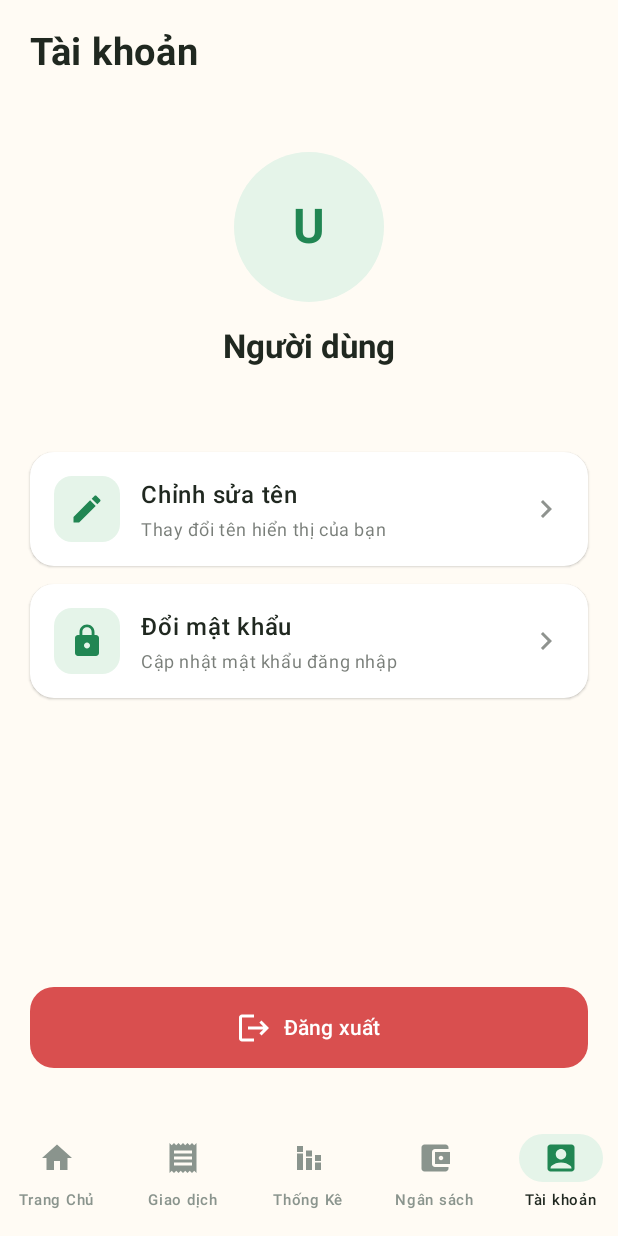
After one commit to Viethoang2005/Zbudget-App, an Android app built with Jetpack Compose: the ProfileScreen screen opened through its navigation route, on a phone screen of 412 x 824 dp. The commit adds this screen. Run offline under Robolectric (Android 15) with nearby library versions, the phone set to English and light mode, and no system bars; our stand-ins replace Dagger/Hilt's generated code, Firebase (no records; nobody signed in at launch, a user with empty details on screens opened directly).

Commit message:
feat: màn hình tài khoản và chức năng sửa tên hiển thị

```diff
--- a/app/src/main/java/com/example/zbudget/data/repository/AuthRepository.kt
+++ b/app/src/main/java/com/example/zbudget/data/repository/AuthRepository.kt
@@ -4,13 +4,16 @@ package com.example.zbudget.data.repository
 import com.google.firebase.auth.FirebaseAuth
 import com.google.firebase.auth.FirebaseUser
 import com.google.firebase.auth.GoogleAuthProvider
+import com.google.firebase.firestore.FirebaseFirestore
+import com.google.firebase.firestore.SetOptions
 import kotlinx.coroutines.tasks.await
 import javax.inject.Inject
 import javax.inject.Singleton
 
 @Singleton
 class AuthRepository @Inject constructor(
-    private val firebaseAuth: FirebaseAuth
+    private val firebaseAuth: FirebaseAuth,
+    private val firestore: FirebaseFirestore
 ) {
 
     val currentUser: FirebaseUser?
@@ -20,20 +23,26 @@ class AuthRepository @Inject constructor(
         email: String,
         password: String
     ): FirebaseUser {
-        return firebaseAuth
+        val user = firebaseAuth
             .createUserWithEmailAndPassword(email, password)
             .await()
             .user ?: throw Exception("Không thể tạo tài khoản")
+
+        saveUserProfile(user)
+        return user
     }
 
     suspend fun login(
         email: String,
         password: String
     ): FirebaseUser {
-        return firebaseAuth
+        val user = firebaseAuth
             .signInWithEmailAndPassword(email, password)
             .await()
             .user ?: throw Exception("Đăng nhập thất bại")
+
+        saveUserProfile(user)
+        return user
     }
 
     suspend fun loginWithGoogle(
@@ -44,10 +53,40 @@ class AuthRepository @Inject constructor(
             null
         )
 
-        return firebaseAuth
+        val user = firebaseAuth
             .signInWithCredential(credential)
             .await()
             .user ?: throw Exception("Đăng nhập Google thất bại")
+
+        saveUserProfile(user)
+        return user
+    }
+
+    suspend fun saveUserProfile(user: FirebaseUser) {
+        val userRef = firestore
+            .collection("users")
+            .document(user.uid)
+
+        val snapshot = userRef.get().await()
+
+        if (!snapshot.exists() || !snapshot.contains("displayName")) {
+            userRef.set(
+                mapOf(
+                    "displayName" to (
+                            user.displayName
+                                ?: user.email?.substringBefore("@")
+                                ?: "Người dùng"
+                            ),
+                    "email" to user.email.orEmpty()
+                ),
+                SetOptions.merge()
+            ).await()
+        } else {
+            userRef.set(
+                mapOf("email" to user.email.orEmpty()),
+                SetOptions.merge()
+            ).await()
+        }
     }
 
     fun logout() {
--- a/app/src/main/java/com/example/zbudget/navigation/AppNavBar.kt
+++ b/app/src/main/java/com/example/zbudget/navigation/AppNavBar.kt
@@ -21,6 +21,7 @@ import com.example.zbudget.ui.auth.RegisterScreen
 import com.example.zbudget.ui.budget.BudgetScreen
 import com.example.zbudget.ui.components.BottomBar
 import com.example.zbudget.ui.home.HomeScreen
+import com.example.zbudget.ui.profile.ProfileScreen
 import com.example.zbudget.ui.statistics.StatisticsScreen
 import com.example.zbudget.ui.transactions.AddEditTransactionScreen
 import com.example.zbudget.ui.transactions.TransactionDetailScreen
@@ -39,7 +40,8 @@ fun AppNavBar() {
         Screens.HOME,
         Screens.TRANSACTIONS,
         Screens.STAT,
-        Screens.BUDGET
+        Screens.BUDGET,
+        Screens.PROFILE
     )
 
     Scaffold(
@@ -117,6 +119,20 @@ fun AppNavBar() {
                 )
             }
 
+            composable(Screens.PROFILE) {
+                ProfileScreen(
+                    onLogOut = {
+                        authViewModel.logout()
+
+                        navController.navigate(Screens.LOGIN) {
+                            popUpTo(Screens.HOME) {
+                                inclusive = true
+                            }
+                            launchSingleTop = true
+                        }
+                    }
+                )
+            }
             composable(Screens.TRANSACTIONS) {
                 TransactionsScreen(
                     onAddClick = {
--- a/app/src/main/java/com/example/zbudget/navigation/Screens.kt
+++ b/app/src/main/java/com/example/zbudget/navigation/Screens.kt
@@ -5,6 +5,7 @@ object Screens {
     const val TRANSACTIONS = "transactions"
     const val STAT = "stat"
     const val BUDGET = "budget"
+    const val PROFILE = "profile"
     const val TRANSACTION_DETAIL = "transaction_detail"
     const val ADD_TRANSACTION = "addTransaction"
     const val EDIT_TRANSACTION = "editTransaction"
--- a/app/src/main/java/com/example/zbudget/ui/components/BottomBar.kt
+++ b/app/src/main/java/com/example/zbudget/ui/components/BottomBar.kt
@@ -2,6 +2,7 @@ package com.example.zbudget.ui.components
 
 import androidx.compose.material.icons.Icons
 import androidx.compose.material.icons.filled.AccountBalanceWallet
+import androidx.compose.material.icons.filled.AccountBox
 import androidx.compose.material.icons.filled.Home
 import androidx.compose.material.icons.filled.Receipt
 import androidx.compose.material.icons.filled.StackedBarChart
@@ -49,6 +50,11 @@ private val bottomNavItem = listOf(
         label = "Ngân sách",
         icon = Icons.Default.AccountBalanceWallet
     ),
+    BottomNavItem(
+        route = Screens.PROFILE,
+        label = "Tài khoản",
+        icon = Icons.Default.AccountBox
+    ),
 )
 
 @Composable
--- /dev/null
+++ b/app/src/main/java/com/example/zbudget/ui/profile/ProfileScreen.kt
@@ -0,0 +1,355 @@
+
+package com.example.zbudget.ui.profile
+
+import androidx.compose.foundation.background
+import androidx.compose.foundation.layout.Arrangement
+import androidx.compose.foundation.layout.Box
+import androidx.compose.foundation.layout.Column
+import androidx.compose.foundation.layout.Row
+import androidx.compose.foundation.layout.Spacer
+import androidx.compose.foundation.layout.fillMaxSize
+import androidx.compose.foundation.layout.fillMaxWidth
+import androidx.compose.foundation.layout.height
+import androidx.compose.foundation.layout.padding
+import androidx.compose.foundation.layout.size
+import androidx.compose.foundation.shape.CircleShape
+import androidx.compose.foundation.shape.RoundedCornerShape
+import androidx.compose.material.icons.Icons
+import androidx.compose.material.icons.automirrored.filled.Logout
+import androidx.compose.material.icons.filled.ChevronRight
+import androidx.compose.material.icons.filled.Edit
+import androidx.compose.material.icons.filled.Lock
+import androidx.compose.material3.AlertDialog
+import androidx.compose.material3.Button
+import androidx.compose.material3.ButtonDefaults
+import androidx.compose.material3.Card
+import androidx.compose.material3.CardDefaults
+import androidx.compose.material3.CircularProgressIndicator
+import androidx.compose.material3.Icon
+import androidx.compose.material3.MaterialTheme
+import androidx.compose.material3.OutlinedTextField
+import androidx.compose.material3.Scaffold
+import androidx.compose.material3.Text
+import androidx.compose.material3.TextButton
+import androidx.compose.runtime.Composable
+import androidx.compose.runtime.collectAsState
+import androidx.compose.runtime.getValue
+import androidx.compose.runtime.mutableStateOf
+import androidx.compose.runtime.remember
+import androidx.compose.runtime.setValue
+import androidx.compose.ui.Alignment
+import androidx.compose.ui.Modifier
+import androidx.compose.ui.draw.clip
+import androidx.compose.ui.graphics.Color
+import androidx.compose.ui.graphics.vector.ImageVector
+import androidx.compose.ui.text.font.FontWeight
+import androidx.compose.ui.tooling.preview.Preview
+import androidx.compose.ui.unit.dp
+import androidx.compose.ui.unit.sp
+import androidx.hilt.navigation.compose.hiltViewModel
+import com.example.zbudget.ui.theme.ZbudgetCream
+import com.example.zbudget.ui.theme.ZbudgetGreen
+import com.example.zbudget.ui.theme.ZbudgetGreenLight
+import com.example.zbudget.ui.theme.ZbudgetRed
+import com.example.zbudget.ui.theme.ZbudgetText
+
+@Composable
+fun ProfileScreen(
+    onLogOut: () -> Unit,
+    onChangePassword: () -> Unit = {},
+    viewModel: ProfileViewModel = hiltViewModel()
+) {
+    val profile by viewModel.uiState.collectAsState()
+    var showEditDialog by remember { mutableStateOf(false) }
+    var nameInput by remember { mutableStateOf("") }
+
+    ProfileScreenContent(
+        displayName = profile.displayName,
+        email = profile.email,
+        isLoading = profile.isLoading,
+        error = profile.error,
+        successMessage = profile.successMessage,
+        onLogOut = onLogOut,
+        onEditName = {
+            nameInput = profile.displayName
+            showEditDialog = true
+        },
+        onChangePassword = onChangePassword
+    )
+
+    if (showEditDialog) {
+        AlertDialog(
+            onDismissRequest = {
+                if (!profile.isLoading) {
+                    showEditDialog = false
+                    viewModel.clearMessage()
+                }
+            },
+            title = {
+                Text(
+                    text = "Chỉnh sửa tên",
+                    fontWeight = FontWeight.Bold
+                )
+            },
+            text = {
+                OutlinedTextField(
+                    value = nameInput,
+                    onValueChange = { nameInput = it },
+                    modifier = Modifier.fillMaxWidth(),
+                    label = { Text("Tên hiển thị") },
+                    singleLine = true,
+                    enabled = !profile.isLoading
+                )
+            },
+            confirmButton = {
+                TextButton(
+                    onClick = {
+                        viewModel.updateDisplayName(nameInput)
+                        showEditDialog = false
+                    },
+                    enabled = !profile.isLoading
+                ) {
+                    Text("Lưu")
+                }
+            },
+            dismissButton = {
+                TextButton(
+                    onClick = {
+                        showEditDialog = false
+                        viewModel.clearMessage()
+                    },
+                    enabled = !profile.isLoading
+                ) {
+                    Text("Hủy")
+                }
+            }
+        )
+    }
+}
+
+@Composable
+private fun ProfileScreenContent(
+    displayName: String,
+    email: String,
+    isLoading: Boolean,
+    error: String?,
+    successMessage: String?,
+    onLogOut: () -> Unit,
+    onEditName: () -> Unit,
+    onChangePassword: () -> Unit
+) {
+    val avatarLetter = displayName.firstOrNull()?.uppercase() ?: "U"
+
+    Scaffold(
+        containerColor = ZbudgetCream,
+        topBar = {
+            Row(
+                modifier = Modifier
+                    .fillMaxWidth()
+                    .padding(horizontal = 20.dp, vertical = 20.dp),
+                verticalAlignment = Alignment.CenterVertically
+            ) {
+                Text(
+                    text = "Tài khoản",
+                    fontSize = 25.sp,
+                    fontWeight = FontWeight.Bold,
+                    color = ZbudgetText
+                )
+            }
+        }
+    ) { innerPadding ->
+        Column(
+            modifier = Modifier
+                .fillMaxSize()
+                .padding(innerPadding)
+                .padding(horizontal = 20.dp, vertical = 12.dp),
+            horizontalAlignment = Alignment.CenterHorizontally
+        ) {
+            Spacer(modifier = Modifier.height(20.dp))
+
+            Box(
+                modifier = Modifier
+                    .size(100.dp)
+                    .clip(CircleShape)
+                    .background(ZbudgetGreenLight),
+                contentAlignment = Alignment.Center
+            ) {
+                Text(
+                    text = avatarLetter,
+                    color = ZbudgetGreen,
+                    style = MaterialTheme.typography.headlineLarge,
+                    fontWeight = FontWeight.Bold
+                )
+            }
+
+            Spacer(modifier = Modifier.height(16.dp))
+
+            Text(
+                text = displayName.ifBlank { "Người dùng" },
+                style = MaterialTheme.typography.titleLarge,
+                fontWeight = FontWeight.Bold,
+                color = ZbudgetText
+            )
+
+            Spacer(modifier = Modifier.height(4.dp))
+
+            Text(
+                text = email,
+                style = MaterialTheme.typography.bodyMedium,
+                color = ZbudgetText.copy(alpha = 0.65f)
+            )
+
+            if (isLoading) {
+                Spacer(modifier = Modifier.height(12.dp))
+                CircularProgressIndicator(
+                    modifier = Modifier.size(24.dp),
+                    color = ZbudgetGreen
+                )
+            }
+
+            error?.let {
+                Spacer(modifier = Modifier.height(12.dp))
+                Text(
+                    text = it,
+                    color = ZbudgetRed,
+                    style = MaterialTheme.typography.bodySmall
+                )
+            }
+
+            successMessage?.let {
+                Spacer(modifier = Modifier.height(12.dp))
+                Text(
+                    text = it,
+                    color = ZbudgetGreen,
+                    style = MaterialTheme.typography.bodySmall
+                )
+            }
+
+            Spacer(modifier = Modifier.height(32.dp))
+
+            ProfileOption(
+                icon = Icons.Default.Edit,
+                title = "Chỉnh sửa tên",
+                subtitle = "Thay đổi tên hiển thị của bạn",
+                onClick = onEditName
+            )
+
+            Spacer(modifier = Modifier.height(12.dp))
+
+            ProfileOption(
+                icon = Icons.Default.Lock,
+                title = "Đổi mật khẩu",
+                subtitle = "Cập nhật mật khẩu đăng nhập",
+                onClick = onChangePassword
+            )
+
+            Spacer(modifier = Modifier.weight(1f))
+
+            Button(
+                onClick = onLogOut,
+                modifier = Modifier
+                    .fillMaxWidth()
+                    .height(54.dp),
+                shape = RoundedCornerShape(16.dp),
+                colors = ButtonDefaults.buttonColors(
+                    containerColor = ZbudgetRed
+                )
+            ) {
+                Icon(
+                    imageVector = Icons.AutoMirrored.Filled.Logout,
+                    contentDescription = null
+                )
+
+                Spacer(modifier = Modifier.size(8.dp))
+
+                Text(
+                    text = "Đăng xuất",
+                    fontWeight = FontWeight.SemiBold
+                )
+            }
+
+            Spacer(modifier = Modifier.height(20.dp))
+        }
+    }
+}
+
+@Composable
+private fun ProfileOption(
+    icon: ImageVector,
+    title: String,
+    subtitle: String,
+    onClick: () -> Unit
+) {
+    Card(
+        onClick = onClick,
+        modifier = Modifier.fillMaxWidth(),
+        shape = RoundedCornerShape(16.dp),
+        colors = CardDefaults.cardColors(
+            containerColor = Color.White
+        ),
+        elevation = CardDefaults.cardElevation(
+            defaultElevation = 1.dp
+        )
+    ) {
+        Row(
+            modifier = Modifier
+                .fillMaxWidth()
+                .padding(16.dp),
+            verticalAlignment = Alignment.CenterVertically,
+            horizontalArrangement = Arrangement.spacedBy(14.dp)
+        ) {
+            Box(
+                modifier = Modifier
+                    .size(44.dp)
+                    .clip(RoundedCornerShape(12.dp))
+                    .background(ZbudgetGreenLight),
+                contentAlignment = Alignment.Center
+            ) {
+                Icon(
+                    imageVector = icon,
+                    contentDescription = null,
+                    tint = ZbudgetGreen
+                )
+            }
+
+            Column(modifier = Modifier.weight(1f)) {
+                Text(
+                    text = title,
+                    color = ZbudgetText,
+                    fontWeight = FontWeight.SemiBold
+                )
+
+                Spacer(modifier = Modifier.height(3.dp))
+
+                Text(
+                    text = subtitle,
+                    color = ZbudgetText.copy(alpha = 0.6f),
+                    style = MaterialTheme.typography.bodySmall
+                )
+            }
+
+            Icon(
+                imageVector = Icons.Default.ChevronRight,
+                contentDescription = null,
+                tint = ZbudgetText.copy(alpha = 0.5f)
+            )
+        }
+    }
+}
+
+@Preview(showBackground = true)
+@Composable
+private fun ProfileScreenPreview() {
+    MaterialTheme {
+        ProfileScreenContent(
+            displayName = "Nguyen Van A",
+            email = "nguyenvana@gmail.com",
+            isLoading = false,
+            error = null,
+            successMessage = null,
+            onLogOut = {},
+            onEditName = {},
+            onChangePassword = {}
+        )
+    }
+}
--- /dev/null
+++ b/app/src/main/java/com/example/zbudget/ui/profile/ProfileViewModel.kt
@@ -0,0 +1,131 @@
+
+package com.example.zbudget.ui.profile
+
+import androidx.lifecycle.ViewModel
+import androidx.lifecycle.viewModelScope
+import com.example.zbudget.data.repository.AuthRepository
+import com.google.firebase.auth.FirebaseAuth
+import com.google.firebase.auth.userProfileChangeRequest
+import com.google.firebase.firestore.FirebaseFirestore
+import com.google.firebase.firestore.SetOptions
+import dagger.hilt.android.lifecycle.HiltViewModel
+import javax.inject.Inject
+import kotlinx.coroutines.flow.MutableStateFlow
+import kotlinx.coroutines.flow.StateFlow
+import kotlinx.coroutines.flow.asStateFlow
+import kotlinx.coroutines.launch
+import kotlinx.coroutines.tasks.await
+
+data class ProfileUiState(
+    val displayName: String = "",
+    val email: String = "",
+    val isLoading: Boolean = false,
+    val error: String? = null,
+    val successMessage: String? = null
+)
+
+@HiltViewModel
+class ProfileViewModel @Inject constructor(
+    private val auth: FirebaseAuth,
+    private val firestore: FirebaseFirestore,
+    private val authRepository: AuthRepository
+) : ViewModel() {
+
+    private val _uiState = MutableStateFlow(ProfileUiState())
+    val uiState: StateFlow<ProfileUiState> = _uiState.asStateFlow()
+
+    init {
+        loadProfile()
+    }
+
+    private fun loadProfile() {
+        viewModelScope.launch {
+            _uiState.value = _uiState.value.copy(
+                isLoading = true,
+                error = null
+            )
+
+            try {
+                val user = auth.currentUser
+                    ?: throw Exception("Không tìm thấy tài khoản")
+
+                authRepository.saveUserProfile(user)
+
+                val snapshot = firestore
+                    .collection("users")
+                    .document(user.uid)
+                    .get()
+                    .await()
+
+                _uiState.value = ProfileUiState(
+                    displayName = snapshot.getString("displayName").orEmpty(),
+                    email = user.email.orEmpty()
+                )
+            } catch (e: Exception) {
+                _uiState.value = _uiState.value.copy(
+                    isLoading = false,
+                    error = e.message ?: "Không thể tải hồ sơ"
+                )
+            }
+        }
+    }
+
+    fun updateDisplayName(newName: String) {
+        val name = newName.trim()
+
+        if (name.isBlank()) {
+            _uiState.value = _uiState.value.copy(
+                error = "Tên không được để trống",
+                successMessage = null
+            )
+            return
+        }
+
+        viewModelScope.launch {
+            _uiState.value = _uiState.value.copy(
+                isLoading = true,
+                error = null,
+                successMessage = null
+            )
+
+            try {
+                val user = auth.currentUser
+                    ?: throw Exception("Không tìm thấy tài khoản")
+
+                firestore
+                    .collection("users")
+                    .document(user.uid)
+                    .set(
+                        mapOf("displayName" to name),
+                        SetOptions.merge()
+                    )
+                    .await()
+
+                val request = userProfileChangeRequest {
+                    displayName = name
+                }
+
+                user.updateProfile(request).await()
+
+                _uiState.value = _uiState.value.copy(
+                    displayName = name,
+                    email = user.email.orEmpty(),
+                    isLoading = false,
+                    successMessage = "Cập nhật tên thành công"
+                )
+            } catch (e: Exception) {
+                _uiState.value = _uiState.value.copy(
+                    isLoading = false,
+                    error = e.message ?: "Không thể cập nhật tên"
+                )
+            }
+        }
+    }
+
+    fun clearMessage() {
+        _uiState.value = _uiState.value.copy(
+            error = null,
+            successMessage = null
+        )
+    }
+}
```
